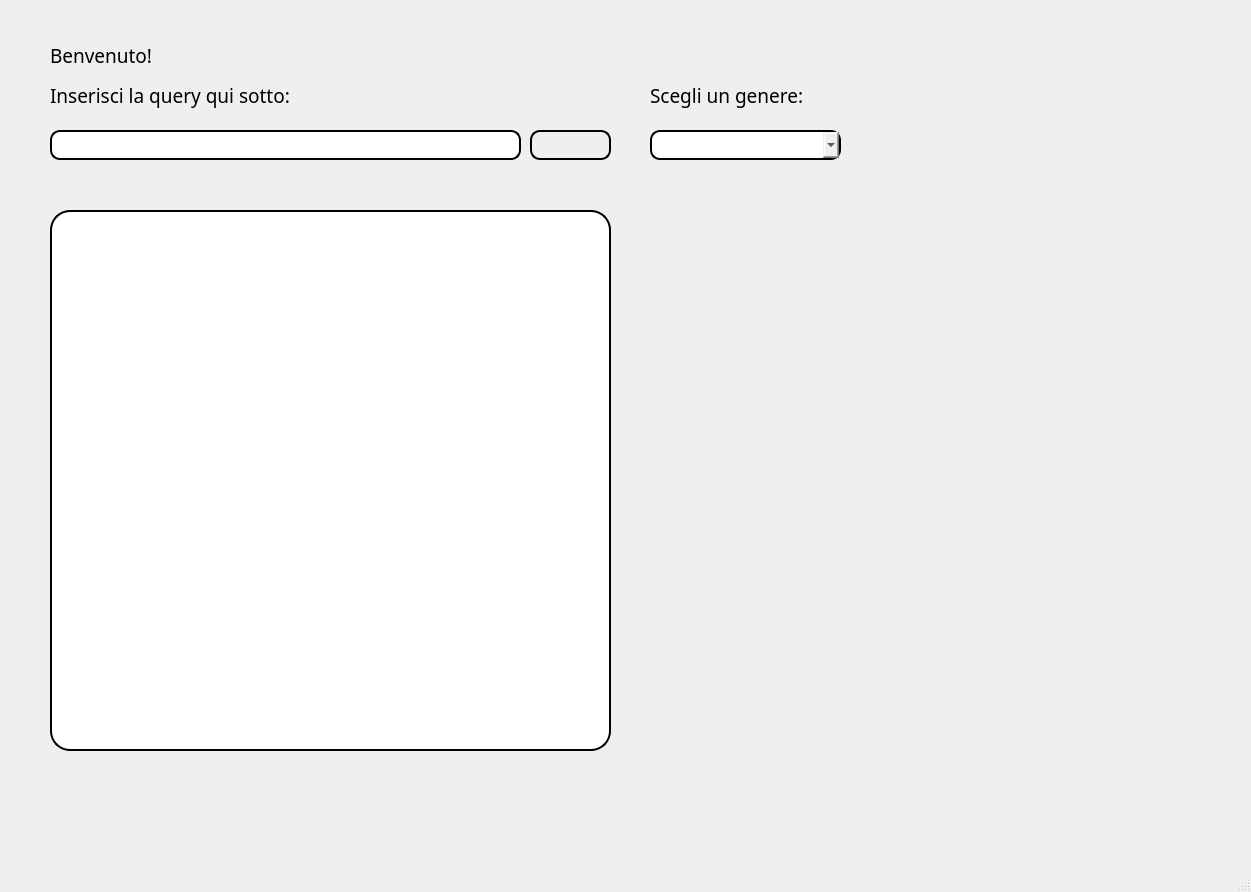
Before: the Qt Designer form SandboxForTesting/Whoosh/gui.ui in ChristianP01/Gamenter, drawn with Qt 5.
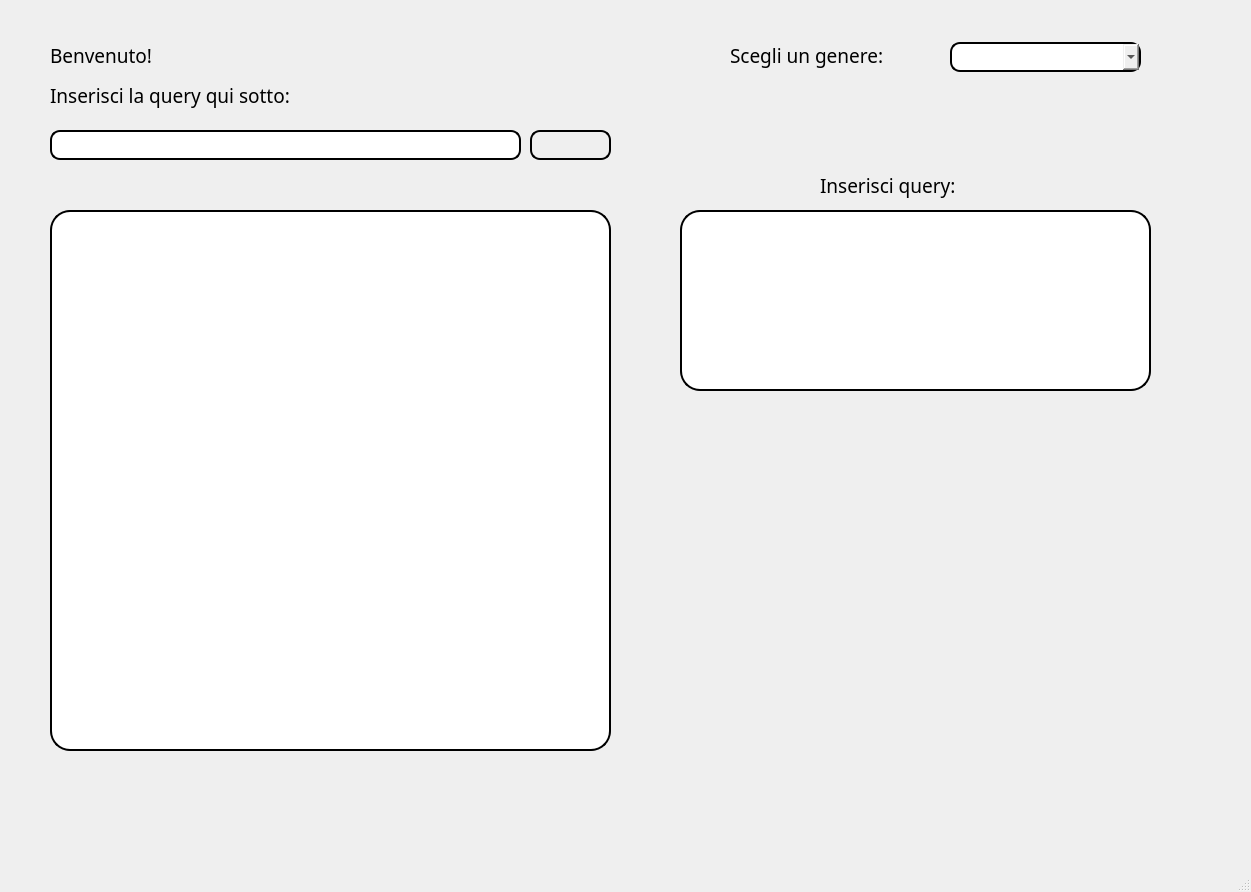
After: the same form once the commit is applied. Icons and pictures are not drawn.

Commit message: QuerySyntax fronted implementation

Diff of the .ui file:
```diff
--- a/SandboxForTesting/Whoosh/gui.ui
+++ b/SandboxForTesting/Whoosh/gui.ui
@@ -111,8 +111,8 @@
    <widget class="QComboBox" name="genreList">
     <property name="geometry">
      <rect>
-      <x>650</x>
-      <y>130</y>
+      <x>950</x>
+      <y>42</y>
       <width>191</width>
       <height>30</height>
      </rect>
@@ -157,8 +157,8 @@
    <widget class="QLabel" name="label_3">
     <property name="geometry">
      <rect>
-      <x>650</x>
-      <y>80</y>
+      <x>730</x>
+      <y>40</y>
       <width>201</width>
       <height>31</height>
      </rect>
@@ -190,6 +190,42 @@
 }</string>
     </property>
    </widget>
+   <widget class="QTextEdit" name="querySyntax">
+    <property name="geometry">
+     <rect>
+      <x>680</x>
+      <y>210</y>
+      <width>471</width>
+      <height>181</height>
+     </rect>
+    </property>
+    <property name="styleSheet">
+     <string notr="true">QTextEdit{
+border: 2px solid;
+background-color: palette(base);
+border-radius: 20px;
+}</string>
+    </property>
+   </widget>
+   <widget class="QLabel" name="label_4">
+    <property name="geometry">
+     <rect>
+      <x>820</x>
+      <y>170</y>
+      <width>201</width>
+      <height>31</height>
+     </rect>
+    </property>
+    <property name="font">
+     <font>
+      <family>AvantGarde LT Medium</family>
+      <pointsize>14</pointsize>
+     </font>
+    </property>
+    <property name="text">
+     <string>Inserisci query:</string>
+    </property>
+   </widget>
   </widget>
   <widget class="QMenuBar" name="menubar">
    <property name="geometry">
```
The commit also changes 1 other file.
